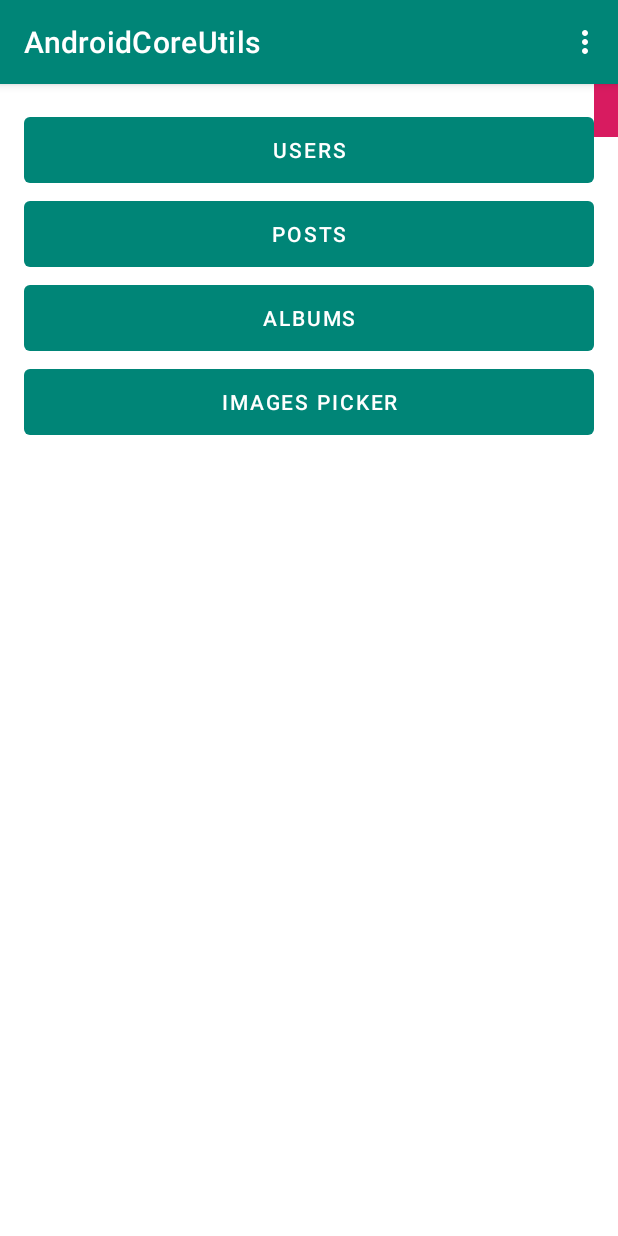
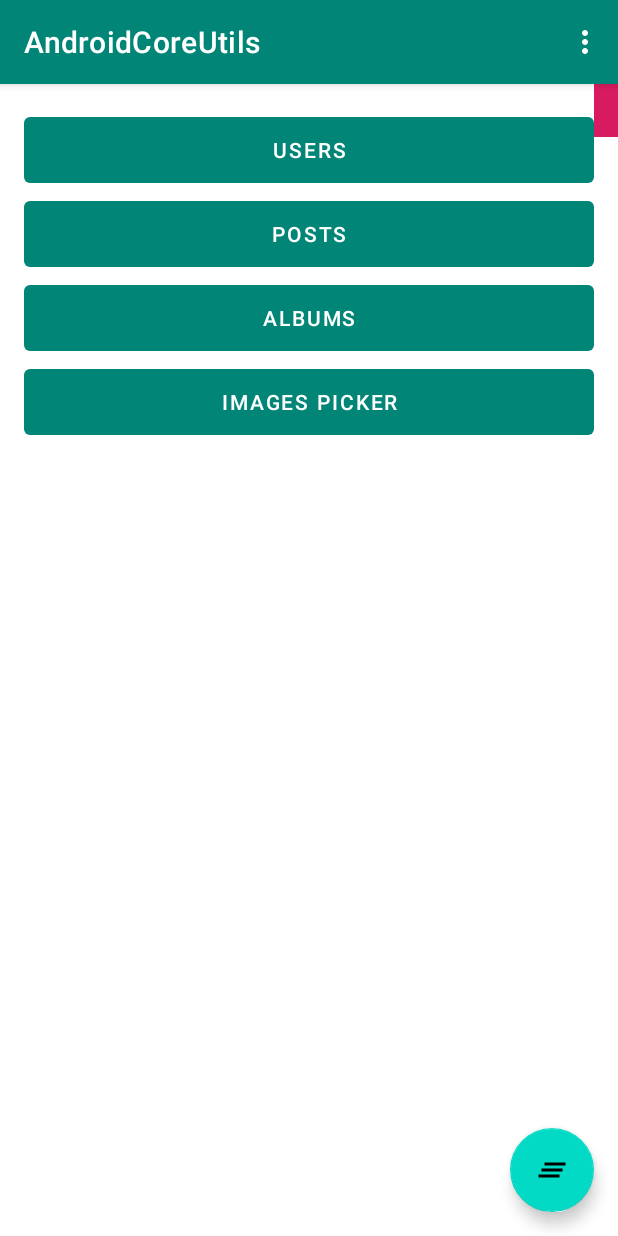
Before and after one commit to anthonyngure/AndroidCoreUtils, an Android app: the screen it shows after launch (MainActivity), on a phone screen of 412 x 824 dp. Run offline under Robolectric (Android 15) with nearby library versions, the phone set to English and light mode, and no system bars; our stand-ins replace Room's generated code, navigation-ui; libraries missing offline, so code that uses them is left out: com.gun0912.tedpermission.

```diff
--- a/app/build.gradle
+++ b/app/build.gradle
@@ -8,7 +8,7 @@ android {
     compileSdkVersion 28
     defaultConfig {
         applicationId "ke.co.toshngure.androidcoreutils"
-        minSdkVersion 16
+        minSdkVersion 25
         targetSdkVersion 28
         versionCode 1
         versionName "1.0"
@@ -48,7 +48,10 @@ android {
 
 dependencies {
     implementation fileTree(include: ['*.jar'], dir: 'libs')
+
     implementation "org.jetbrains.kotlin:kotlin-stdlib-jdk7:$kotlin_version"
+    implementation 'org.jetbrains.kotlinx:kotlinx-coroutines-core:1.0.0'
+    implementation 'org.jetbrains.kotlinx:kotlinx-coroutines-android:1.0.0'
 
     // Android X
     implementation 'androidx.appcompat:appcompat:1.1.0-alpha01'
--- a/app/src/main/java/ke/co/toshngure/androidcoreutils/MainFragment.kt
+++ b/app/src/main/java/ke/co/toshngure/androidcoreutils/MainFragment.kt
@@ -1,13 +1,14 @@
 package ke.co.toshngure.androidcoreutils
 
 import android.Manifest
-import android.content.Context
 import android.os.Bundle
 import android.view.View
 import android.widget.FrameLayout
-import ke.co.toshngure.androidcoreutils.posts.Post
 import ke.co.toshngure.basecode.app.BaseAppFragment
+import ke.co.toshngure.basecode.dataloading.sync.SyncStatesDatabase
 import kotlinx.android.synthetic.main.fragment_main.*
+import kotlinx.coroutines.Dispatchers
+import kotlinx.coroutines.runBlocking
 
 class MainFragment : BaseAppFragment<Any>() {
 
@@ -33,6 +34,14 @@ class MainFragment : BaseAppFragment<Any>() {
                 Manifest.permission.READ_EXTERNAL_STORAGE, Manifest.permission.WRITE_EXTERNAL_STORAGE
             )
         }
+
+        clearFab.setOnClickListener {
+            runBlocking(Dispatchers.IO) {
+                AppDatabase.getInstance().clearAllTables()
+
+                SyncStatesDatabase.getInstance().clearAllTables()
+            }
+        }
     }
 
     companion object {
--- /dev/null
+++ b/app/src/main/res/drawable/ic_clear_all_black_24dp.xml
@@ -0,0 +1,5 @@
+<vector android:autoMirrored="true" android:height="24dp"
+    android:viewportHeight="24.0" android:viewportWidth="24.0"
+    android:width="24dp" xmlns:android="http://schemas.android.com/apk/res/android">
+    <path android:fillColor="#FF000000" android:pathData="M5,13h14v-2L5,11v2zM3,17h14v-2L3,15v2zM7,7v2h14L21,7L7,7z"/>
+</vector>
--- a/app/src/main/res/layout/fragment_main.xml
+++ b/app/src/main/res/layout/fragment_main.xml
@@ -1,10 +1,14 @@
 <?xml version="1.0" encoding="utf-8"?>
-<androidx.core.widget.NestedScrollView
+<FrameLayout
         xmlns:android="http://schemas.android.com/apk/res/android"
         xmlns:tools="http://schemas.android.com/tools"
         android:layout_width="match_parent"
         android:layout_height="match_parent"
         tools:context=".BlankFragment">
+
+    <androidx.core.widget.NestedScrollView
+            android:layout_width="match_parent"
+            android:layout_height="match_parent">
 
         <LinearLayout
                 android:layout_width="match_parent"
@@ -35,3 +39,13 @@
         </LinearLayout>
 
     </androidx.core.widget.NestedScrollView>
+
+    <com.google.android.material.floatingactionbutton.FloatingActionButton
+            android:id="@+id/clearFab"
+            android:layout_width="wrap_content"
+            android:layout_height="wrap_content"
+            android:layout_gravity="bottom|end"
+            android:layout_margin="@dimen/fab_margin"
+            android:src="@drawable/ic_clear_all_black_24dp"/>
+
+</FrameLayout>
--- a/build.gradle
+++ b/build.gradle
@@ -1,7 +1,7 @@
 // Top-level build file where you can add configuration options common to all sub-projects/modules.
 
 buildscript {
-    ext.kotlin_version = '1.3.11'
+    ext.kotlin_version = '1.3.20'
     repositories {
         google()
         jcenter()
--- a/images/build.gradle
+++ b/images/build.gradle
@@ -49,6 +49,8 @@ dependencies {
     implementation fileTree(include: ['*.jar'], dir: 'libs')
 
     implementation "org.jetbrains.kotlin:kotlin-stdlib-jdk7:$kotlin_version"
+    implementation 'org.jetbrains.kotlinx:kotlinx-coroutines-core:1.0.0'
+    implementation 'org.jetbrains.kotlinx:kotlinx-coroutines-android:1.0.0'
 
     implementation project(':basecode')
     implementation project(':views')
@@ -69,6 +71,7 @@ dependencies {
 
     /*Room*/
     implementation "androidx.room:room-runtime:2.0.0"
+    kapt "androidx.room:room-compiler:2.0.0"
 
     // https://github.com/Yalantis/uCrop
     implementation 'com.github.yalantis:ucrop:2.2.2'
--- a/images/src/main/java/ke/co/toshngure/images/data/ImagesDataSourceFactory.kt
+++ b/images/src/main/java/ke/co/toshngure/images/data/ImagesDataSourceFactory.kt
@@ -2,7 +2,6 @@ package ke.co.toshngure.images.data
 
 import android.content.Context
 import androidx.paging.DataSource
-import ke.co.toshngure.images.model.Image
 
 class ImagesDataSourceFactory(private val bucket: String? = null, private val context: Context) : DataSource.Factory<Int, Image>() {
         override fun create(): DataSource<Int, Image> {
--- a/images/src/main/java/ke/co/toshngure/images/data/ImagesViewModel.kt
+++ b/images/src/main/java/ke/co/toshngure/images/data/ImagesViewModel.kt
@@ -7,7 +7,6 @@ import androidx.lifecycle.Transformations
 import androidx.lifecycle.ViewModel
 import androidx.paging.LivePagedListBuilder
 import androidx.paging.PagedList
-import ke.co.toshngure.images.model.Image
 
 class ImagesViewModel(private val context: Context) : ViewModel() {
 
```
Also changed, not shown: basecode/src/main/java/ke/co/toshngure/basecode/util/NetworkUtils.kt (+16 -44 lines), images/src/main/java/ke/co/toshngure/images/ImagesPickerFragment.kt (+9 -22 lines), images/src/main/java/ke/co/toshngure/images/PickedImageView.kt (+15 -13 lines), images/src/main/java/ke/co/toshngure/images/data/Image.kt (added, +19 -0 lines), images/src/main/java/ke/co/toshngure/images/data/ImagesDataSource.kt (+4 -4 lines), images/src/main/java/ke/co/toshngure/images/data/ImagesRepository.kt (deleted, +0 -12 lines), images/src/main/java/ke/co/toshngure/images/model/Image.kt (deleted, +0 -15 lines). Lines whose indentation alone changed are shown as unchanged.
